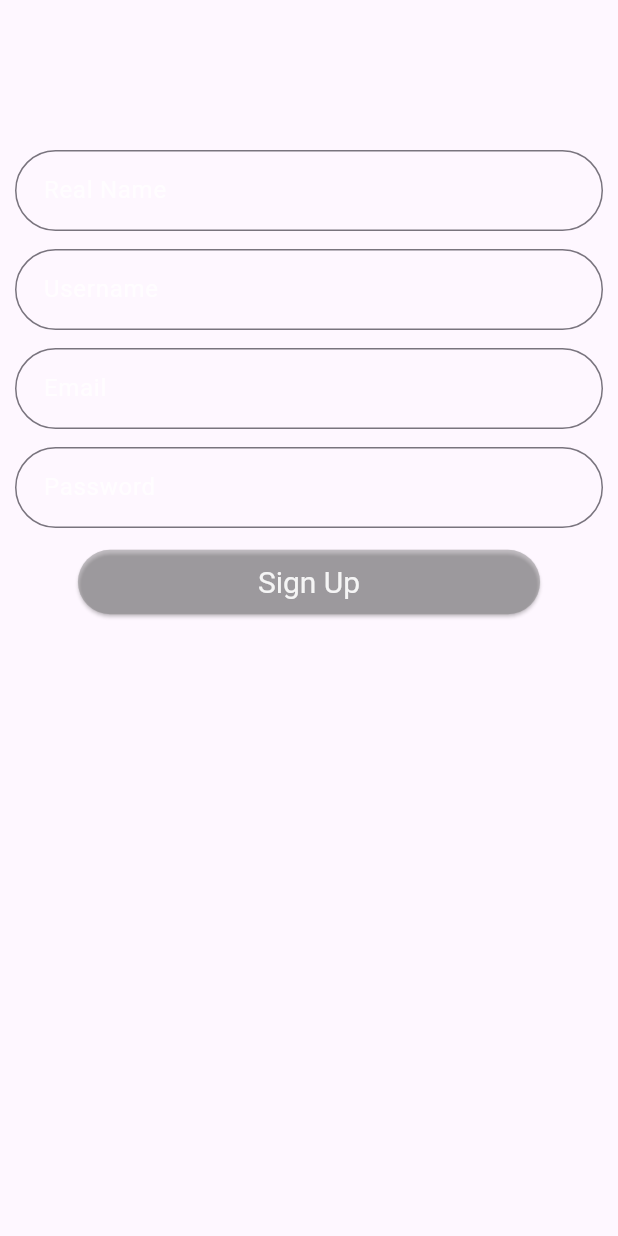
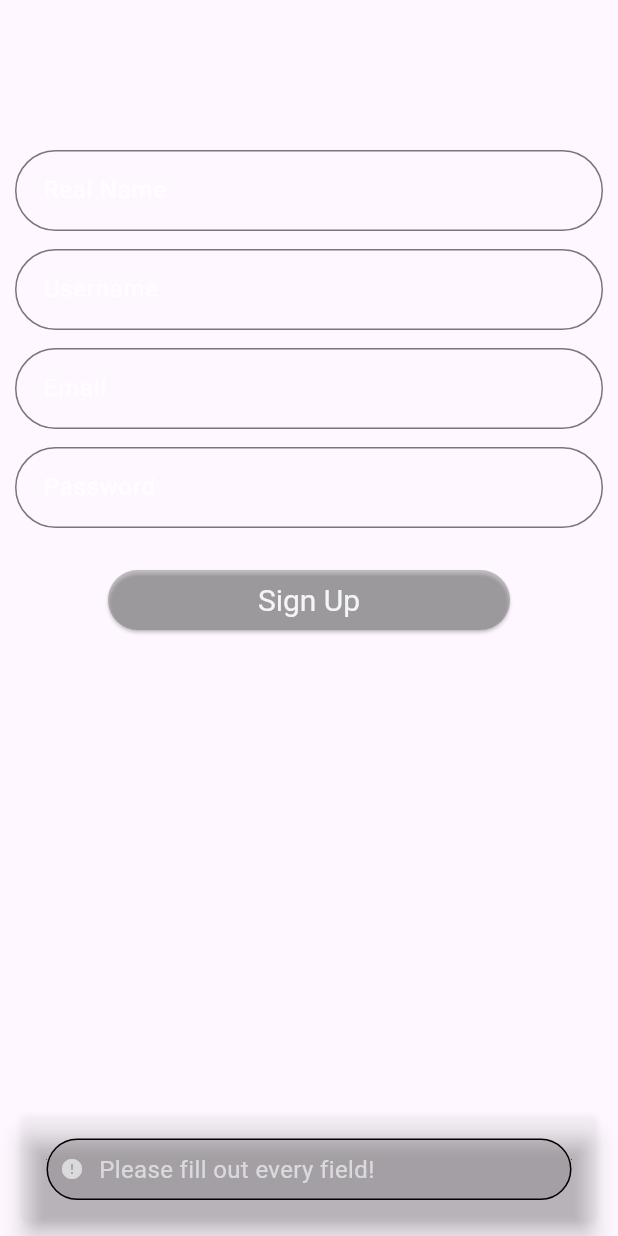
Before and after one commit to yusufs-d/AstroInfo, a Flutter app: the SignUpColumn widget shown alone on an empty page, opened directly, after a tap on "Sign Up", on a phone screen of 412 x 824 dp. Run offline on Flutter 3.47's test engine with Material 2 defaults, Android fonts, the phone set to English and light mode, and no system bars; our stand-ins replace cloud_firestore, firebase_auth, firebase_core, font_awesome_flutter, google_fonts; missing offline and left inert: animated_digit; accounts and stored records are empty; network calls fail.

Commit message:
New Again

```diff
--- a/lib/pages/login_screen/sign_up_column.dart
+++ b/lib/pages/login_screen/sign_up_column.dart
@@ -1,3 +1,4 @@
+import 'package:astro_info/utils/error_message.dart';
 import 'package:cloud_firestore/cloud_firestore.dart';
 import 'package:firebase_auth/firebase_auth.dart';
 import 'package:flutter/material.dart';
@@ -12,13 +13,51 @@ class SignUpColumn extends StatelessWidget {
   @override
   Widget build(BuildContext context) {
     Future signUp() async {
-      FirebaseAuth.instance.createUserWithEmailAndPassword(
+      if (_realNameController.text.isEmpty ||
+          _userNameController.text.isEmpty ||
+          _signUpEmailController.text.isEmpty ||
+          _signUpPasswordController.text.isEmpty) {
+        FocusScope.of(context).unfocus();
+
+        ScaffoldMessenger.of(context)
+            .showSnackBar(ErrorMessage("Please fill out every field!"));
+        return;
+      }
+
+      try {
+        await FirebaseAuth.instance.createUserWithEmailAndPassword(
           email: _signUpEmailController.text.trim(),
           password: _signUpPasswordController.text.trim(),
         );
-      CollectionReference users = FirebaseFirestore.instance.collection("Users");
-      CollectionReference objects = FirebaseFirestore.instance.collection("SpaceObjects");
-      CollectionReference articles = FirebaseFirestore.instance.collection("Articles");
+      } on FirebaseAuthException catch (e) {
+        if (e.code == "email-already-in-use") {
+          FocusScope.of(context).unfocus();
+
+          ScaffoldMessenger.of(context).showSnackBar(ErrorMessage(
+              "The email is already in use! Sign in to your account."));
+          return;
+        }
+        if (e.code == "invalid-email") {
+          FocusScope.of(context).unfocus();
+
+          ScaffoldMessenger.of(context).showSnackBar(
+              ErrorMessage("Invalid email format! Please try again."));
+          return;
+        }
+        if (e.code == "weak-password") {
+          FocusScope.of(context).unfocus();
+
+          ScaffoldMessenger.of(context).showSnackBar(
+              ErrorMessage("The password must be at least 6 character!"));
+          return;
+        }
+      }
+      CollectionReference users =
+          FirebaseFirestore.instance.collection("Users");
+      CollectionReference objects =
+          FirebaseFirestore.instance.collection("SpaceObjects");
+      CollectionReference articles =
+          FirebaseFirestore.instance.collection("Articles");
 
       final _snapshot_for_articles = await articles.count().get();
       final _snapshot_for_objects = await objects.count().get();
@@ -26,19 +65,16 @@ class SignUpColumn extends StatelessWidget {
       final objects_count = _snapshot_for_objects.count;
       final articles_count = _snapshot_for_articles.count;
 
-
-
       users.add({
-        "email":_signUpEmailController.text.trim(),
-        "username":_userNameController.text.trim(),
-        "realname":_realNameController.text.trim(),
+        "email": _signUpEmailController.text.trim(),
+        "username": _userNameController.text.trim(),
+        "realname": _realNameController.text.trim(),
         "numberOfObjectsToExplore": objects_count,
         "numberOfArticlesToRead": articles_count,
-        "favouriteObjects":[],
-        "favouriteArticles":[],
-        "clickedObjects":[],
-        "clickedArticles":[],
-
+        "favouriteObjects": [],
+        "favouriteArticles": [],
+        "clickedObjects": [],
+        "clickedArticles": [],
       });
     }
 
@@ -104,14 +140,16 @@ class SignUpColumn extends StatelessWidget {
         const SizedBox(
           height: 12,
         ),
-        ElevatedButton(
+        Padding(
+          padding: const EdgeInsets.only(top: 12, right: 10, left: 10),
+          child: ElevatedButton(
             onPressed: signUp,
             style: ButtonStyle(
               backgroundColor: MaterialStateProperty.all(
                 const Color.fromARGB(255, 114, 114, 114).withOpacity(0.4),
               ),
               padding: MaterialStateProperty.all(
-                const EdgeInsets.symmetric(horizontal: 120, vertical: 10)),
+                  const EdgeInsets.symmetric(horizontal: 100, vertical: 8)),
               textStyle: MaterialStateProperty.all(
                 const TextStyle(fontSize: 20),
               ),
@@ -121,6 +159,7 @@ class SignUpColumn extends StatelessWidget {
               style: TextStyle(color: Colors.white.withOpacity(0.9)),
             ),
           ),
+        ),
       ],
     );
   }
--- /dev/null
+++ b/lib/utils/error_message.dart
@@ -0,0 +1,30 @@
+import 'package:flutter/material.dart';
+
+SnackBar ErrorMessage(String text){
+  return SnackBar(
+    backgroundColor: Colors.transparent,
+      behavior: SnackBarBehavior.floating,
+      content: Container(
+
+        width: 30,
+        decoration: BoxDecoration(
+          border: Border.all(),
+          borderRadius: BorderRadius.circular(40),
+
+          color: Color.fromARGB(255, 114, 114, 114).withOpacity(0.3),
+        ),
+        child: Padding(
+          padding: const EdgeInsets.all(8.0),
+          child: Row(
+            mainAxisAlignment: MainAxisAlignment.center,
+            children: [
+              Icon(Icons.error,size: 16,color: Colors.white.withOpacity(0.6),),
+              SizedBox(width: 10,),
+              Expanded(child: Text(text, style: TextStyle(color: Colors.white.withOpacity(0.6),fontSize:  16,))),
+            ],
+          ),
+        ),
+      ),
+
+    );
+}
--- a/pubspec.yaml
+++ b/pubspec.yaml
@@ -44,6 +44,7 @@ dependencies:
   animated_text_kit: ^4.2.2
   firebase_auth: ^4.7.2
   cloud_firestore: ^4.8.4
+  flash: ^3.0.5+1
 
 
 dev_dependencies:
```
Also changed, not shown: lib/pages/login_screen/login_screen.dart (+13 -14 lines), lib/pages/login_screen/sign_in_column.dart (+18 -4 lines), images/planets/galaxy_1.png (added), images/planets/galaxy_2.png (added), images/planets/galaxy_3.png (added), pubspec.lock, 1 other file. Lines whose indentation alone changed are shown as unchanged.
